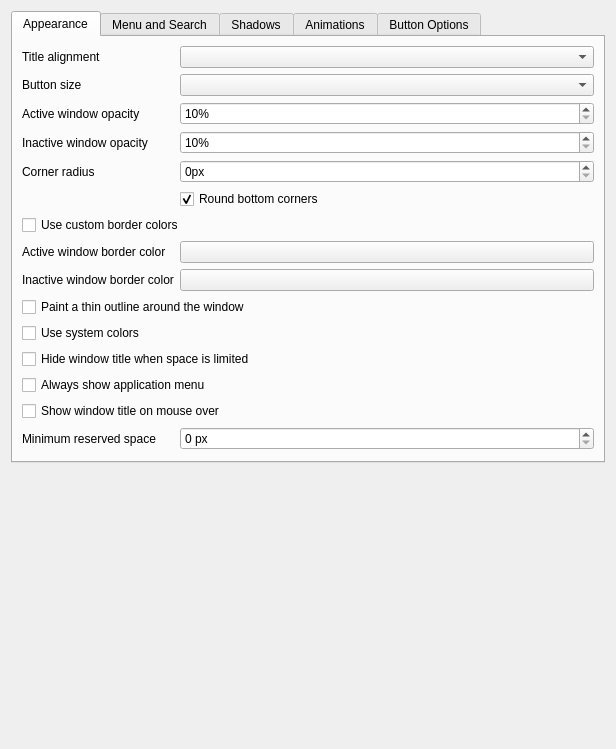
Qt form src/kcm/config.ui (guiodic/material-decoration) before a commit.
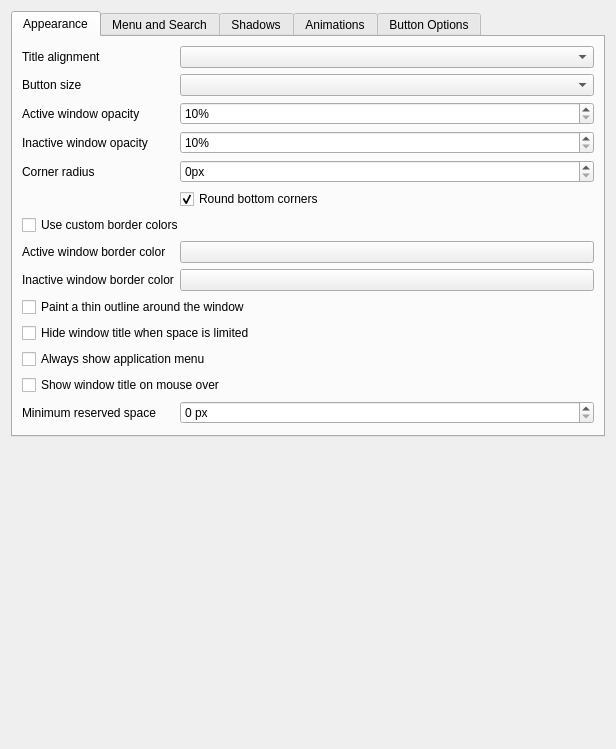
The same form after that commit. Custom widgets are drawn as their Qt base class.

Commit message: Implement system colors for menu buttons / move the new option to the Menu tab in KCM

Patch:
```diff
--- a/src/kcm/config.ui
+++ b/src/kcm/config.ui
@@ -156,13 +156,6 @@
          </property>
         </widget>
        </item>
-       <item row="10" column="0" colspan="2">
-        <widget class="QCheckBox" name="kcfg_UseSystemColors">
-         <property name="text">
-          <string>Use system colors</string>
-         </property>
-        </widget>
-       </item>
        <item row="11" column="0" colspan="2">
         <widget class="QCheckBox" name="kcfg_HideCaptionWhenLimitedSpace">
          <property name="text">
@@ -263,6 +256,13 @@
          </property>
         </widget>
        </item>
+       <item row="7" column="0" colspan="2">
+        <widget class="QCheckBox" name="kcfg_UseSystemColors">
+         <property name="text">
+          <string>Use system colors</string>
+         </property>
+        </widget>
+       </item>
       </layout>
      </widget>
      <widget class="QWidget" name="shadowsTab">
```
